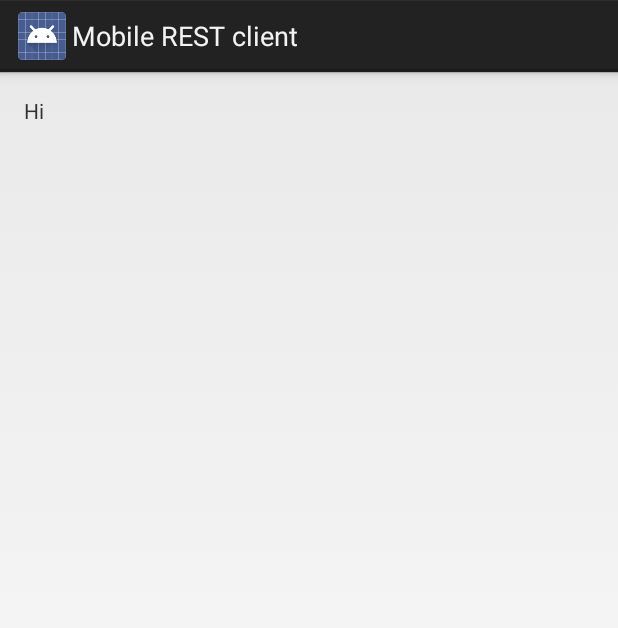
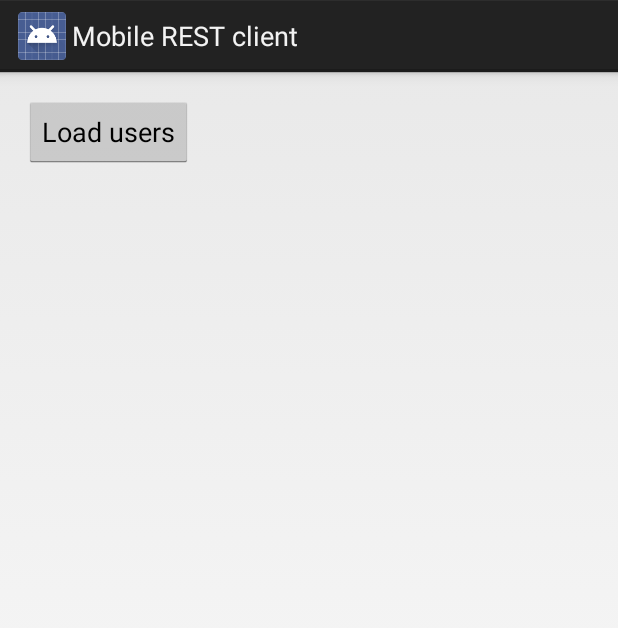
Before and after one commit to theneva/mobile-rest-client, an Android app: the layout activity_main.xml on its own in the app's theme, with its tools: preview values and no code run, on a phone screen of 412 x 824 dp. Shown: the top 628 px of the screen. Run offline under Robolectric (Android 15) with nearby library versions, the phone set to English and light mode, and no system bars.

Commit message:
Querying users works

```diff
--- a/app/src/main/res/layout/activity_main.xml
+++ b/app/src/main/res/layout/activity_main.xml
@@ -1,17 +1,22 @@
-<RelativeLayout xmlns:android="http://schemas.android.com/apk/res/android"
+<LinearLayout xmlns:android="http://schemas.android.com/apk/res/android"
               xmlns:tools="http://schemas.android.com/tools"
               android:layout_width="match_parent"
               android:layout_height="match_parent"
+              android:paddingBottom="@dimen/activity_vertical_margin"
               android:paddingLeft="@dimen/activity_horizontal_margin"
               android:paddingRight="@dimen/activity_horizontal_margin"
               android:paddingTop="@dimen/activity_vertical_margin"
-                android:paddingBottom="@dimen/activity_vertical_margin"
+              android:orientation="vertical"
               tools:context=".MainActivity">
 
-    <TextView
-        android:id="@+id/helloTextView"
-        android:text="Hi"
+    <Button
+        android:id="@+id/loadUsersButton"
+        android:layout_width="wrap_content"
+        android:layout_height="wrap_content"
+        android:text="Load users"/>
+
+    <ListView
+        android:id="@+id/usersListView"
         android:layout_width="wrap_content"
         android:layout_height="wrap_content"/>
-
-</RelativeLayout>
+</LinearLayout>
--- /dev/null
+++ b/app/src/main/res/layout/row_user_list.xml
@@ -0,0 +1,5 @@
+<TextView
+    xmlns:android="http://schemas.android.com/apk/res/android"
+    android:layout_width="wrap_content"
+    android:layout_height="wrap_content"
+    android:textColor="@color/blue"/>
--- /dev/null
+++ b/app/src/main/res/values/colors.xml
@@ -0,0 +1,4 @@
+<?xml version="1.0" encoding="utf-8"?>
+<resources>
+    <color name="blue">#ff233cff</color>
+</resources>
```
Also changed, not shown: app/src/main/java/no/westerdals/pg6300/f05/MainActivity.java (+33 -9 lines), app/src/main/java/no/westerdals/pg6300/f05/UserClient.java (+10 -2 lines), app/src/main/java/no/westerdals/pg6300/f05/model/User.java (added, +14 -0 lines). Lines whose indentation alone changed are shown as unchanged.
